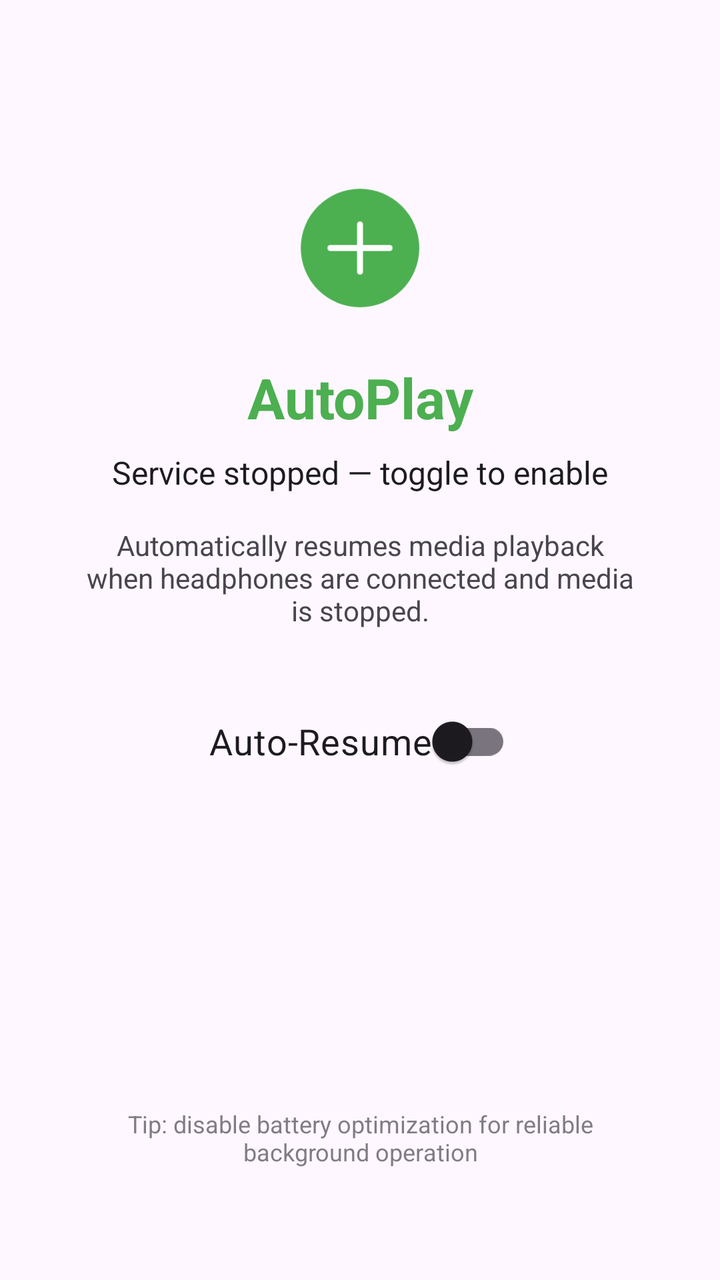
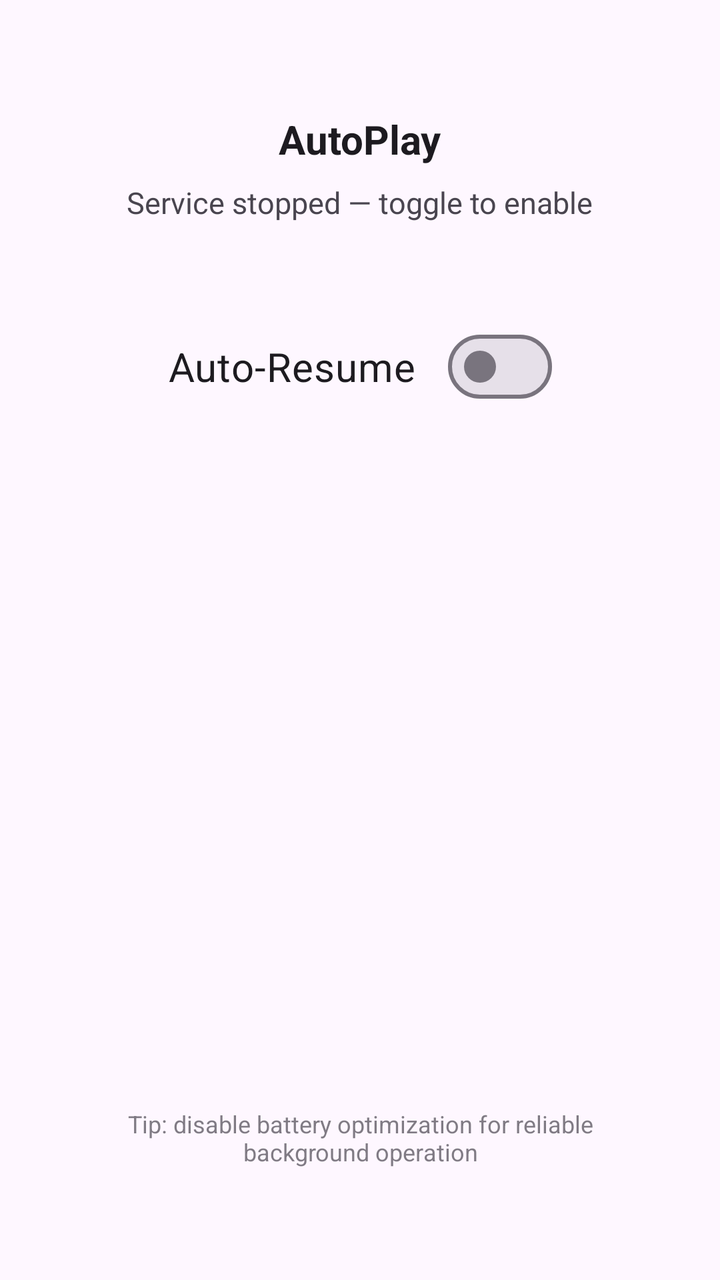

Compare the two renders of this Android layout. The source of the first and the diff that turns it into the second are given below.
<!-- AndroidManifest.xml: activity theme Theme.AutoPlay -->
<!-- res/layout/activity_main.xml -->
<?xml version="1.0" encoding="utf-8"?>
<androidx.constraintlayout.widget.ConstraintLayout
    xmlns:android="http://schemas.android.com/apk/res/android"
    xmlns:app="http://schemas.android.com/apk/res-auto"
    android:layout_width="match_parent"
    android:layout_height="match_parent"
    android:padding="24dp">

    <ImageView
        android:id="@+id/icon_image"
        android:layout_width="80dp"
        android:layout_height="80dp"
        android:src="@drawable/ic_launcher_foreground"
        android:contentDescription="@string/app_name"
        app:layout_constraintTop_toTopOf="parent"
        app:layout_constraintStart_toStartOf="parent"
        app:layout_constraintEnd_toEndOf="parent"
        android:layout_marginTop="60dp" />

    <TextView
        android:id="@+id/title_text"
        android:layout_width="wrap_content"
        android:layout_height="wrap_content"
        android:text="@string/app_name"
        android:textSize="28sp"
        android:accessibilityHeading="true"
        android:textStyle="bold"
        android:textColor="?attr/colorPrimary"
        app:layout_constraintTop_toBottomOf="@id/icon_image"
        app:layout_constraintStart_toStartOf="parent"
        app:layout_constraintEnd_toEndOf="parent"
        android:layout_marginTop="16dp" />

    <TextView
        android:id="@+id/status_text"
        android:importantForAccessibility="yes"
        android:accessibilityLiveRegion="polite"
        android:layout_width="wrap_content"
        android:layout_height="wrap_content"
        android:text="@string/status_off"
        android:textSize="16sp"
        android:textColor="?attr/colorOnSurface"
        app:layout_constraintTop_toBottomOf="@id/title_text"
        app:layout_constraintStart_toStartOf="parent"
        app:layout_constraintEnd_toEndOf="parent"
        android:layout_marginTop="8dp" />

    <TextView
        android:id="@+id/desc_text"
        android:layout_width="0dp"
        android:layout_height="wrap_content"
        android:text="@string/app_description"
        android:textSize="14sp"
        android:gravity="center"
        android:textColor="?attr/colorOnSurfaceVariant"
        app:layout_constraintTop_toBottomOf="@id/status_text"
        app:layout_constraintStart_toStartOf="parent"
        app:layout_constraintEnd_toEndOf="parent"
        android:layout_marginTop="16dp"
        android:layout_marginStart="16dp"
        android:layout_marginEnd="16dp" />

    <androidx.appcompat.widget.SwitchCompat
        android:id="@+id/toggle_switch"
        android:labelFor="@id/toggle_switch"
        android:layout_width="wrap_content"
        android:layout_height="wrap_content"
        android:text="@string/toggle_label"
        android:textSize="18sp"
        android:importantForAccessibility="yes"
        android:contentDescription="@string/toggle_label"
        android:thumbTint="@drawable/thumb_selector"
        android:trackTint="@drawable/track_selector"
        app:layout_constraintTop_toBottomOf="@id/desc_text"
        app:layout_constraintStart_toStartOf="parent"
        app:layout_constraintEnd_toEndOf="parent"
        android:layout_marginTop="32dp" />

    <TextView
        android:id="@+id/hint_text"
        android:layout_width="0dp"
        android:layout_height="wrap_content"
        android:text="@string/battery_hint"
        android:textSize="12sp"
        android:gravity="center"
        android:textColor="?attr/colorOnSurfaceVariant"
        android:alpha="0.7"
        app:layout_constraintBottom_toBottomOf="parent"
        app:layout_constraintStart_toStartOf="parent"
        app:layout_constraintEnd_toEndOf="parent"
        android:layout_marginBottom="32dp"
        android:layout_marginStart="16dp"
        android:layout_marginEnd="16dp" />

</androidx.constraintlayout.widget.ConstraintLayout>
<!-- resources referenced by this layout -->
<resources>
  <!-- drawable ic_launcher_foreground (drawable) -->
  <vector xmlns:android="http://schemas.android.com/apk/res/android"
      android:width="108dp"
      android:height="108dp"
      android:viewportWidth="108"
      android:viewportHeight="108">
      <path
          android:fillColor="#4CAF50"
          android:pathData="M54,14a40,40 0,1 1,0 80 40,40 0,1 1,0 -80z" />
      <path
          android:fillColor="#FFFFFF"
          android:pathData="M32,54a2,2 0,0 1,2 -2h40a2,2 0,0 1,0 4h-40a2,2 0,0 1,-2 -2z" />
      <path
          android:fillColor="#FFFFFF"
          android:pathData="M54,36a2,2 0,0 1,2 2v32a2,2 0,0 1,-4 0v-32a2,2 0,0 1,2 -2z" />
  </vector>
  <!-- drawable thumb_selector (drawable) -->
  <?xml version="1.0" encoding="utf-8"?>
  <selector xmlns:android="http://schemas.android.com/apk/res/android">
      <item android:state_checked="true" android:drawable="@drawable/thumb_on" />
      <item android:drawable="@drawable/thumb_off" />
  </selector>
  <!-- drawable track_selector (drawable) -->
  <?xml version="1.0" encoding="utf-8"?>
  <selector xmlns:android="http://schemas.android.com/apk/res/android">
      <item android:state_checked="true" android:drawable="@drawable/track_on" />
      <item android:drawable="@drawable/track_off" />
  </selector>
  <string name="app_description">Automatically resumes media playback when headphones are connected and media is stopped.</string>
  <string name="app_name">AutoPlay</string>
  <string name="battery_hint">Tip: disable battery optimization for reliable background operation</string>
  <string name="status_off">Service stopped — toggle to enable</string>
  <string name="toggle_label">Auto-Resume</string>
  <style name="Theme.AutoPlay" parent="Theme.Material3.DayNight.NoActionBar">
          
          <item name="colorPrimary">@color/primary</item>
          <item name="colorPrimaryVariant">@color/primary_dark</item>
          <item name="colorOnPrimary">@android:color/white</item>
  
          
          <item name="colorSecondary">@color/primary</item>
          <item name="colorSecondaryVariant">@color/primary_dark</item>
          <item name="colorOnSecondary">@android:color/white</item>
  
          
          <item name="android:statusBarColor">@color/primary_dark</item>
          <item name="android:navigationBarColor">?attr/colorSurface</item>
  
          
          <item name="android:forceDarkAllowed" tools:targetApi="q">true</item>
      </style>
  <!-- drawable thumb_on (drawable) -->
  <?xml version="1.0" encoding="utf-8"?>
  <shape xmlns:android="http://schemas.android.com/apk/res/android"
      android:shape="oval">
      <solid android:color="@color/thumb_on" />
      <size android:width="34dp" android:height="34dp" />
  </shape>
  <!-- drawable thumb_off (drawable) -->
  <?xml version="1.0" encoding="utf-8"?>
  <shape xmlns:android="http://schemas.android.com/apk/res/android"
      android:shape="oval">
      <solid android:color="@color/thumb_off" />
      <size android:width="34dp" android:height="34dp" />
  </shape>
  <!-- drawable track_on (drawable) -->
  <?xml version="1.0" encoding="utf-8"?>
  <shape xmlns:android="http://schemas.android.com/apk/res/android">
      <solid android:color="@color/track_on" />
      <corners android:radius="16dp" />
      <size android:width="52dp" android:height="28dp" />
  </shape>
  <!-- drawable track_off (drawable) -->
  <?xml version="1.0" encoding="utf-8"?>
  <shape xmlns:android="http://schemas.android.com/apk/res/android">
      <solid android:color="@color/track_off" />
      <corners android:radius="16dp" />
      <size android:width="52dp" android:height="28dp" />
  </shape>
  <color name="primary">#4CAF50</color>
  <color name="primary_dark">#388E3C</color>
  <color name="thumb_on">#4CAF50</color>
  <color name="thumb_off">#9E9E9E</color>
  <color name="track_on">#A5D6A7</color>
  <color name="track_off">#BDBDBD</color>
</resources>

<!-- the commit's change to res/layout/activity_main.xml (unified diff, before → after) -->
@@ -4,32 +4,21 @@
     xmlns:app="http://schemas.android.com/apk/res-auto"
     android:layout_width="match_parent"
     android:layout_height="match_parent"
-    android:padding="24dp">
-
-    <ImageView
-        android:id="@+id/icon_image"
-        android:layout_width="80dp"
-        android:layout_height="80dp"
-        android:src="@drawable/ic_launcher_foreground"
-        android:contentDescription="@string/app_name"
-        app:layout_constraintTop_toTopOf="parent"
-        app:layout_constraintStart_toStartOf="parent"
-        app:layout_constraintEnd_toEndOf="parent"
-        android:layout_marginTop="60dp" />
+    android:padding="24dp"
+    android:background="?attr/colorSurface">
 
     <TextView
         android:id="@+id/title_text"
         android:layout_width="wrap_content"
         android:layout_height="wrap_content"
         android:text="@string/app_name"
-        android:textSize="28sp"
-        android:accessibilityHeading="true"
+        android:textSize="20sp"
         android:textStyle="bold"
-        android:textColor="?attr/colorPrimary"
-        app:layout_constraintTop_toBottomOf="@id/icon_image"
+        android:textColor="?attr/colorOnSurface"
+        app:layout_constraintTop_toTopOf="parent"
         app:layout_constraintStart_toStartOf="parent"
         app:layout_constraintEnd_toEndOf="parent"
-        android:layout_marginTop="16dp" />
+        android:layout_marginTop="32dp" />
 
     <TextView
         android:id="@+id/status_text"
@@ -38,43 +27,29 @@
         android:layout_width="wrap_content"
         android:layout_height="wrap_content"
         android:text="@string/status_off"
-        android:textSize="16sp"
-        android:textColor="?attr/colorOnSurface"
+        android:textSize="15sp"
+        android:textColor="?attr/colorOnSurfaceVariant"
         app:layout_constraintTop_toBottomOf="@id/title_text"
         app:layout_constraintStart_toStartOf="parent"
         app:layout_constraintEnd_toEndOf="parent"
         android:layout_marginTop="8dp" />
 
-    <TextView
-        android:id="@+id/desc_text"
-        android:layout_width="0dp"
-        android:layout_height="wrap_content"
-        android:text="@string/app_description"
-        android:textSize="14sp"
-        android:gravity="center"
-        android:textColor="?attr/colorOnSurfaceVariant"
-        app:layout_constraintTop_toBottomOf="@id/status_text"
-        app:layout_constraintStart_toStartOf="parent"
-        app:layout_constraintEnd_toEndOf="parent"
-        android:layout_marginTop="16dp"
-        android:layout_marginStart="16dp"
-        android:layout_marginEnd="16dp" />
-
-    <androidx.appcompat.widget.SwitchCompat
+    <com.google.android.material.materialswitch.MaterialSwitch
         android:id="@+id/toggle_switch"
-        android:labelFor="@id/toggle_switch"
         android:layout_width="wrap_content"
         android:layout_height="wrap_content"
+        android:labelFor="@id/toggle_switch"
         android:text="@string/toggle_label"
-        android:textSize="18sp"
+        android:textSize="20sp"
+        android:textColor="?attr/colorOnSurface"
         android:importantForAccessibility="yes"
         android:contentDescription="@string/toggle_label"
         android:thumbTint="@drawable/thumb_selector"
         android:trackTint="@drawable/track_selector"
-        app:layout_constraintTop_toBottomOf="@id/desc_text"
+        app:layout_constraintTop_toBottomOf="@id/status_text"
         app:layout_constraintStart_toStartOf="parent"
         app:layout_constraintEnd_toEndOf="parent"
-        android:layout_marginTop="32dp" />
+        android:layout_marginTop="48dp" />
 
     <TextView
         android:id="@+id/hint_text"
<!-- resource entries referenced after the edit -->
@@ -1,21 +1,5 @@
 <!-- resources referenced by this layout -->
 <resources>
-  <!-- drawable ic_launcher_foreground (drawable) -->
-  <vector xmlns:android="http://schemas.android.com/apk/res/android"
-      android:width="108dp"
-      android:height="108dp"
-      android:viewportWidth="108"
-      android:viewportHeight="108">
-      <path
-          android:fillColor="#4CAF50"
-          android:pathData="M54,14a40,40 0,1 1,0 80 40,40 0,1 1,0 -80z" />
-      <path
-          android:fillColor="#FFFFFF"
-          android:pathData="M32,54a2,2 0,0 1,2 -2h40a2,2 0,0 1,0 4h-40a2,2 0,0 1,-2 -2z" />
-      <path
-          android:fillColor="#FFFFFF"
-          android:pathData="M54,36a2,2 0,0 1,2 2v32a2,2 0,0 1,-4 0v-32a2,2 0,0 1,2 -2z" />
-  </vector>
   <!-- drawable thumb_selector (drawable) -->
   <?xml version="1.0" encoding="utf-8"?>
   <selector xmlns:android="http://schemas.android.com/apk/res/android">
@@ -28,7 +12,6 @@
       <item android:state_checked="true" android:drawable="@drawable/track_on" />
       <item android:drawable="@drawable/track_off" />
   </selector>
-  <string name="app_description">Automatically resumes media playback when headphones are connected and media is stopped.</string>
   <string name="app_name">AutoPlay</string>
   <string name="battery_hint">Tip: disable battery optimization for reliable background operation</string>
   <string name="status_off">Service stopped — toggle to enable</string>
